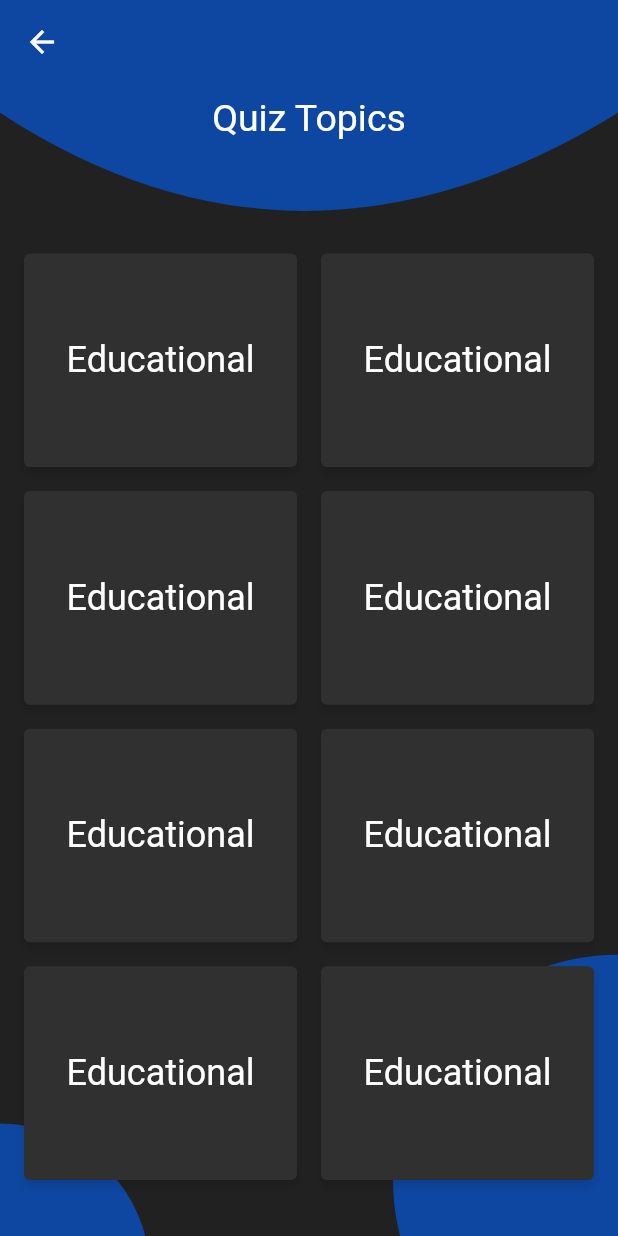
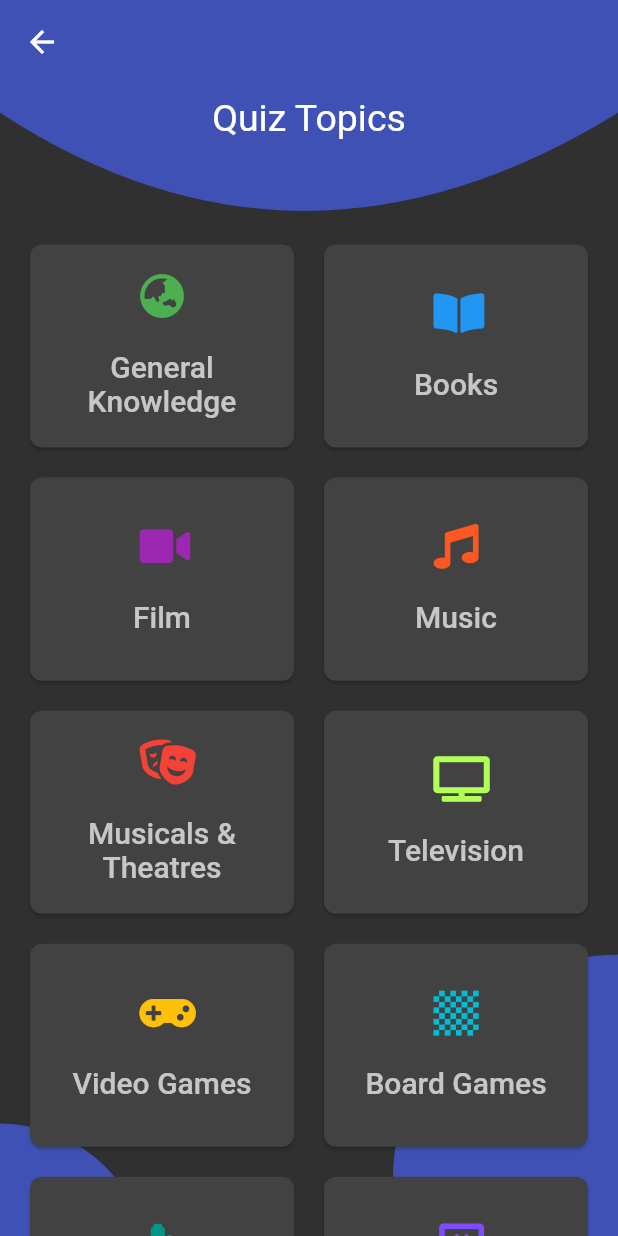
Before and after one commit to HopeEdwige/flutter-apps, a Flutter app: the TopicsScreen screen opened by its route, on a phone screen of 412 x 824 dp. Run offline on Flutter 3.47's test engine with Material 2 defaults, Android fonts, the phone set to English and light mode, and no system bars; drawn by our look-alikes of auto_size_text; our stand-ins replace flutter_staggered_animations, font_awesome_flutter.

Commit message:
Loading topics in Quiz app

```diff
--- /dev/null
+++ b/quiz_app/lib/models/topic.dart
@@ -0,0 +1,94 @@
+import 'package:flutter/material.dart';
+import 'package:font_awesome_flutter/font_awesome_flutter.dart';
+
+class Topic {
+  final int id;
+  final String name;
+  final dynamic icon;
+  final dynamic iconColor;
+
+  Topic({this.id, this.name, this.icon, this.iconColor});
+}
+
+List<dynamic> lastColors = [];
+
+final List<Topic> topics = [
+  Topic(
+    id: 9,
+    name: "General Knowledge",
+    iconColor: Colors.green,
+    icon: FontAwesomeIcons.globeAsia,
+  ),
+  Topic(
+    id: 10,
+    name: "Books",
+    iconColor: Colors.blue,
+    icon: FontAwesomeIcons.bookOpen,
+  ),
+  Topic(
+    id: 11,
+    name: "Film",
+    iconColor: Colors.purple,
+    icon: FontAwesomeIcons.video,
+  ),
+  Topic(
+    id: 12,
+    name: "Music",
+    iconColor: Colors.deepOrange,
+    icon: FontAwesomeIcons.music,
+  ),
+  Topic(
+    id: 13,
+    name: "Musicals & Theatres",
+    iconColor: Colors.red,
+    icon: FontAwesomeIcons.theaterMasks,
+  ),
+  Topic(
+    id: 14,
+    name: "Television",
+    iconColor: Colors.lightGreenAccent,
+    icon: FontAwesomeIcons.tv,
+  ),
+  Topic(
+    id: 15,
+    name: "Video Games",
+    iconColor: Colors.amber,
+    icon: FontAwesomeIcons.gamepad,
+  ),
+  Topic(
+    id: 16,
+    name: "Board Games",
+    iconColor: Colors.cyan,
+    icon: FontAwesomeIcons.chessBoard,
+  ),
+  Topic(
+    id: 17,
+    name: "Science & Nature",
+    iconColor: Colors.teal,
+    icon: FontAwesomeIcons.microscope,
+  ),
+  Topic(
+    id: 18,
+    name: "Computer",
+    iconColor: Colors.deepPurpleAccent,
+    icon: FontAwesomeIcons.laptopCode,
+  ),
+  Topic(
+    id: 19,
+    name: "Maths",
+    iconColor: Colors.greenAccent,
+    icon: FontAwesomeIcons.sortNumericDown,
+  ),
+  Topic(
+    id: 20,
+    name: "Mythology",
+    iconColor: Colors.redAccent,
+    icon: FontAwesomeIcons.book,
+  ),
+  Topic(
+    id: 21,
+    name: "Sports",
+    iconColor: Colors.limeAccent,
+    icon: FontAwesomeIcons.footballBall,
+  )
+];
--- a/quiz_app/lib/routes.dart
+++ b/quiz_app/lib/routes.dart
@@ -13,7 +13,6 @@ class Routes {
     runApp(new MaterialApp(
       theme: ThemeData(
         brightness: Brightness.dark,
-        primarySwatch: Colors.blue,
         visualDensity: VisualDensity.adaptivePlatformDensity,
       ),
       title: 'Quiz App',
--- a/quiz_app/lib/screens/topics_screen/topics_screen.dart
+++ b/quiz_app/lib/screens/topics_screen/topics_screen.dart
@@ -1,9 +1,10 @@
 import 'package:flutter/material.dart';
 import 'package:flutter_staggered_animations/flutter_staggered_animations.dart';
+import 'package:quiz_app/models/topic.dart';
 
 import 'widgets/topic_card/index.dart';
 
-const CircleColor = Color.fromRGBO(13, 71, 161, 1);
+const CircleColor = Colors.indigo;
 
 class TopicsScreen extends StatelessWidget {
   TopicsScreen({Key key}) : super(key: key);
@@ -29,26 +30,36 @@ class TopicsScreen extends StatelessWidget {
             margin: const EdgeInsets.only(top: 8),
             child: Column(
               children: [
-                Text('Quiz Topics', style: TextStyle(fontSize: 25)),
+                Text('Quiz Topics', style: TextStyle(fontSize: 25, color: Colors.white)),
                 SizedBox(
-                  height: 60,
+                  height: 50,
                 ),
                 AnimationLimiter(
                   child: Flexible(
                     child: GridView.count(
                       crossAxisCount: 2,
-                      childAspectRatio: 1.25,
-                      padding: const EdgeInsets.all(8.0),
+                      childAspectRatio: 1.3,
                       shrinkWrap: true,
-                      physics: BouncingScrollPhysics(),
+                      crossAxisSpacing: 20,
+                      mainAxisSpacing: 20,
+                      physics: const BouncingScrollPhysics(),
+                      padding: const EdgeInsets.only(
+                        bottom: 50,
+                        left: 20,
+                        right: 20,
+                        top: 20,
+                      ),
                       children: List.generate(
-                        8,
+                        topics.length,
                         (int index) {
                           return AnimationConfiguration.staggeredGrid(
                             columnCount: 3,
                             position: index,
                             duration: const Duration(milliseconds: 420),
-                            child: const ScaleAnimation(scale: 0.3, child: TopicCard()),
+                            child: ScaleAnimation(
+                              scale: 0.3,
+                              child: TopicCard(topic: topics[index]),
+                            ),
                           );
                         },
                       ),
@@ -78,7 +89,7 @@ class Pattern extends CustomPainter {
     // Main background setup
     final Path mainBackground = Path();
     mainBackground.addRect(Rect.fromLTRB(0, 0, width, height));
-    paint.color = theme.primaryColor;
+    paint.color = theme.canvasColor;
     canvas.drawPath(mainBackground, paint);
 
     // Circle colors
--- a/quiz_app/lib/screens/topics_screen/widgets/topic_card/topic_card.dart
+++ b/quiz_app/lib/screens/topics_screen/widgets/topic_card/topic_card.dart
@@ -1,35 +1,44 @@
-import 'dart:ui';
+import 'dart:math';
 import 'package:flutter/material.dart';
+import 'package:quiz_app/models/topic.dart';
+import 'package:auto_size_text/auto_size_text.dart';
 
 class TopicCard extends StatelessWidget {
-  const TopicCard({
-    Key key,
-  }) : super(key: key);
+  final Topic topic;
+
+  TopicCard({Key key, this.topic}) : super(key: key);
 
   @override
   Widget build(BuildContext context) {
     final theme = Theme.of(context);
 
-    return Container(
-      margin: const EdgeInsets.symmetric(vertical: 8.0, horizontal: 8.0),
-      decoration: BoxDecoration(
-        color: theme.canvasColor,
-        borderRadius: const BorderRadius.all(Radius.circular(4.0)),
-        boxShadow: <BoxShadow>[
-          BoxShadow(
-            color: Colors.black12,
-            blurRadius: 4.0,
-            offset: const Offset(0.0, 4.0),
+    return MaterialButton(
+      elevation: 1.0,
+      highlightElevation: 1.0,
+      onPressed: () => {},
+      shape: RoundedRectangleBorder(
+        borderRadius: BorderRadius.circular(8.0),
+      ),
+      color: theme.cardColor,
+      textColor: theme.textTheme.headline2.color,
+      padding: const EdgeInsets.all(8.0),
+      child: Column(
+        mainAxisAlignment: MainAxisAlignment.center,
+        children: <Widget>[
+          Icon(
+            topic.icon,
+            size: 30,
+            color: topic.iconColor,
+          ),
+          SizedBox(height: 20),
+          AutoSizeText(
+            topic.name,
+            minFontSize: 20,
+            textAlign: TextAlign.center,
+            maxLines: 2,
+            wrapWords: true,
           ),
         ],
-      ),
-      child: Center(
-        child: Container(
-          child: Text(
-            'Educational',
-            style: theme.textTheme.headline5,
-          ),
-        ),
       ),
     );
   }
--- a/quiz_app/pubspec.yaml
+++ b/quiz_app/pubspec.yaml
@@ -24,6 +24,8 @@ dependencies:
   flutter:
     sdk: flutter
   flutter_staggered_animations: "^0.1.2"
+  font_awesome_flutter: "^8.11.0"
+  auto_size_text: "^2.1.0"
 
   # The following adds the Cupertino Icons font to your application.
   # Use with the CupertinoIcons class for iOS style icons.
```
